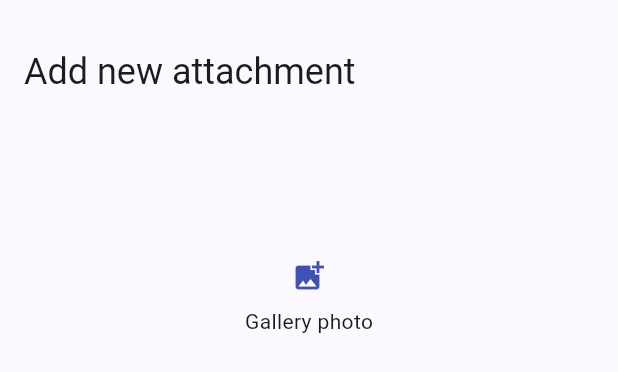
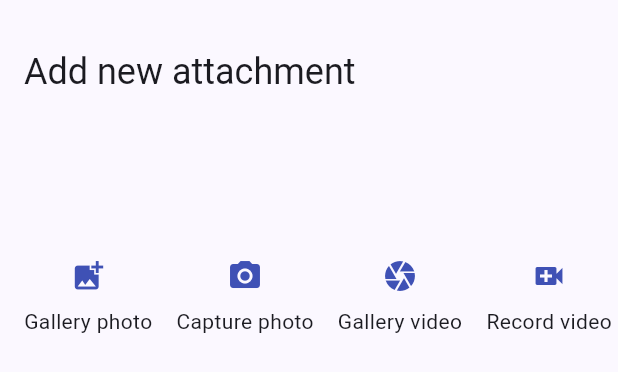
Before and after one commit to Solsynth/Hydrogen.Agent, a Flutter app: the AttachmentEditorMethodPopup widget shown alone on an empty page, opened directly with empty values, on a phone screen of 412 x 824 dp. Shown: the top 372 px of the screen. Run offline on Flutter 3.47's test engine with Material 3 defaults, Android fonts, the phone set to English and light mode, and no system bars; our stand-ins replace chewie, flutter_carousel_widget, flutter_markdown, flutter_secure_storage, go_router, image_picker and 4 more; missing offline and left inert: markdown, oauth2; accounts and stored records are empty; generated files the repository leaves out were written again; network calls fail.

Commit message:
:sparkles: More attachment source

```diff
--- a/lib/i18n/app_en.arb
+++ b/lib/i18n/app_en.arb
@@ -23,6 +23,9 @@
   "attachment": "Attachment",
   "attachmentAdd": "Add new attachment",
   "pickPhoto": "Gallery photo",
+  "takePhoto": "Capture photo",
+  "pickVideo": "Gallery video",
+  "takeVideo": "Record video",
   "newMoment": "Record a moment",
   "newComment": "Leave a comment",
   "postIdentityNotify": "You will create this post as",
--- a/lib/i18n/app_zh.arb
+++ b/lib/i18n/app_zh.arb
@@ -23,6 +23,9 @@
   "attachment": "附件",
   "attachmentAdd": "附加新附件",
   "pickPhoto": "相册照片",
+  "takePhoto": "拍摄照片",
+  "pickVideo": "相册视频",
+  "takeVideo": "拍摄视频",
   "newMoment": "记录时刻",
   "newComment": "留下评论",
   "postIdentityNotify": "你将会以该身份发表本帖子",
--- a/lib/widgets/posts/attachment_editor.dart
+++ b/lib/widgets/posts/attachment_editor.dart
@@ -16,8 +16,7 @@ class AttachmentEditor extends StatefulWidget {
   final List<Attachment> current;
   final void Function(List<Attachment> data) onUpdate;
 
-  const AttachmentEditor(
-      {super.key, required this.current, required this.onUpdate});
+  const AttachmentEditor({super.key, required this.current, required this.onUpdate});
 
   @override
   State<AttachmentEditor> createState() => _AttachmentEditorState();
@@ -34,16 +33,46 @@ class _AttachmentEditorState extends State<AttachmentEditor> {
     showModalBottomSheet(
       context: context,
       builder: (context) => AttachmentEditorMethodPopup(
-        pickImage: () => pickImageToUpload(context),
+        pickImage: () => pickImageToUpload(context, ImageSource.gallery),
+        takeImage: () => pickImageToUpload(context, ImageSource.camera),
+        pickVideo: () => pickVideoToUpload(context, ImageSource.gallery),
+        takeVideo: () => pickVideoToUpload(context, ImageSource.camera),
       ),
     );
   }
 
-  Future<void> pickImageToUpload(BuildContext context) async {
+  Future<void> pickImageToUpload(BuildContext context, ImageSource source) async {
     final auth = context.read<AuthProvider>();
     if (!await auth.isAuthorized()) return;
 
-    final image = await _imagePicker.pickImage(source: ImageSource.gallery);
+    final image = await _imagePicker.pickImage(source: source);
+    if (image == null) return;
+
+    setState(() => _isSubmitting = true);
+
+    final file = File(image.path);
+    final hashcode = await calculateSha256(file);
+
+    if (Navigator.canPop(context)) {
+      Navigator.pop(context);
+    }
+
+    try {
+      await uploadAttachment(file, hashcode);
+    } catch (err) {
+      ScaffoldMessenger.of(context).showSnackBar(
+        SnackBar(content: Text("Something went wrong... $err")),
+      );
+    } finally {
+      setState(() => _isSubmitting = false);
+    }
+  }
+
+  Future<void> pickVideoToUpload(BuildContext context, ImageSource source) async {
+    final auth = context.read<AuthProvider>();
+    if (!await auth.isAuthorized()) return;
+
+    final image = await _imagePicker.pickVideo(source: source);
     if (image == null) return;
 
     setState(() => _isSubmitting = true);
@@ -87,8 +116,7 @@ class _AttachmentEditorState extends State<AttachmentEditor> {
     }
   }
 
-  Future<void> disposeAttachment(
-      BuildContext context, Attachment item, int index) async {
+  Future<void> disposeAttachment(BuildContext context, Attachment item, int index) async {
     final auth = context.read<AuthProvider>();
 
     final req = MultipartRequest(
@@ -137,17 +165,7 @@ class _AttachmentEditorState extends State<AttachmentEditor> {
     if (bytes == 0) return '0 Bytes';
     const k = 1024;
     final dm = decimals < 0 ? 0 : decimals;
-    final sizes = [
-      'Bytes',
-      'KiB',
-      'MiB',
-      'GiB',
-      'TiB',
-      'PiB',
-      'EiB',
-      'ZiB',
-      'YiB'
-    ];
+    final sizes = ['Bytes', 'KiB', 'MiB', 'GiB', 'TiB', 'PiB', 'EiB', 'ZiB', 'YiB'];
     final i = (math.log(bytes) / math.log(k)).floor().toInt();
     return '${(bytes / math.pow(k, i)).toStringAsFixed(dm)} ${sizes[i]}';
   }
@@ -184,9 +202,7 @@ class _AttachmentEditorState extends State<AttachmentEditor> {
                 builder: (context, snapshot) {
                   if (snapshot.hasData && snapshot.data == true) {
                     return TextButton(
-                      onPressed: _isSubmitting
-                          ? null
-                          : () => viewAttachMethods(context),
+                      onPressed: _isSubmitting ? null : () => viewAttachMethods(context),
                       style: TextButton.styleFrom(shape: const CircleBorder()),
                       child: const Icon(Icons.add_circle),
                     );
@@ -230,8 +246,7 @@ class _AttachmentEditorState extends State<AttachmentEditor> {
                         foregroundColor: Colors.red,
                       ),
                       child: const Icon(Icons.delete),
-                      onPressed: () =>
-                          disposeAttachment(context, element, index),
+                      onPressed: () => disposeAttachment(context, element, index),
                     ),
                   ],
                 ),
@@ -247,8 +262,17 @@ class _AttachmentEditorState extends State<AttachmentEditor> {
 
 class AttachmentEditorMethodPopup extends StatelessWidget {
   final Function pickImage;
+  final Function takeImage;
+  final Function pickVideo;
+  final Function takeVideo;
 
-  const AttachmentEditorMethodPopup({super.key, required this.pickImage});
+  const AttachmentEditorMethodPopup({
+    super.key,
+    required this.pickImage,
+    required this.takeImage,
+    required this.pickVideo,
+    required this.takeVideo,
+  });
 
   @override
   Widget build(BuildContext context) {
@@ -280,10 +304,54 @@ class AttachmentEditorMethodPopup extends StatelessWidget {
                     child: Column(
                       mainAxisSize: MainAxisSize.min,
                       children: [
-                        const Icon(Icons.add_photo_alternate,
-                            color: Colors.indigo),
+                        const Icon(Icons.add_photo_alternate, color: Colors.indigo),
                         const SizedBox(height: 8),
                         Text(AppLocalizations.of(context)!.pickPhoto),
+                      ],
+                    ),
+                  ),
+                ),
+                InkWell(
+                  borderRadius: BorderRadius.circular(8),
+                  onTap: () => takeImage(),
+                  child: Padding(
+                    padding: const EdgeInsets.all(8),
+                    child: Column(
+                      mainAxisSize: MainAxisSize.min,
+                      children: [
+                        const Icon(Icons.camera_alt, color: Colors.indigo),
+                        const SizedBox(height: 8),
+                        Text(AppLocalizations.of(context)!.takePhoto),
+                      ],
+                    ),
+                  ),
+                ),
+                InkWell(
+                  borderRadius: BorderRadius.circular(8),
+                  onTap: () => pickVideo(),
+                  child: Padding(
+                    padding: const EdgeInsets.all(8),
+                    child: Column(
+                      mainAxisSize: MainAxisSize.min,
+                      children: [
+                        const Icon(Icons.camera, color: Colors.indigo),
+                        const SizedBox(height: 8),
+                        Text(AppLocalizations.of(context)!.pickVideo),
+                      ],
+                    ),
+                  ),
+                ),
+                InkWell(
+                  borderRadius: BorderRadius.circular(8),
+                  onTap: () => takeVideo(),
+                  child: Padding(
+                    padding: const EdgeInsets.all(8),
+                    child: Column(
+                      mainAxisSize: MainAxisSize.min,
+                      children: [
+                        const Icon(Icons.video_call, color: Colors.indigo),
+                        const SizedBox(height: 8),
+                        Text(AppLocalizations.of(context)!.takeVideo),
                       ],
                     ),
                   ),
```
